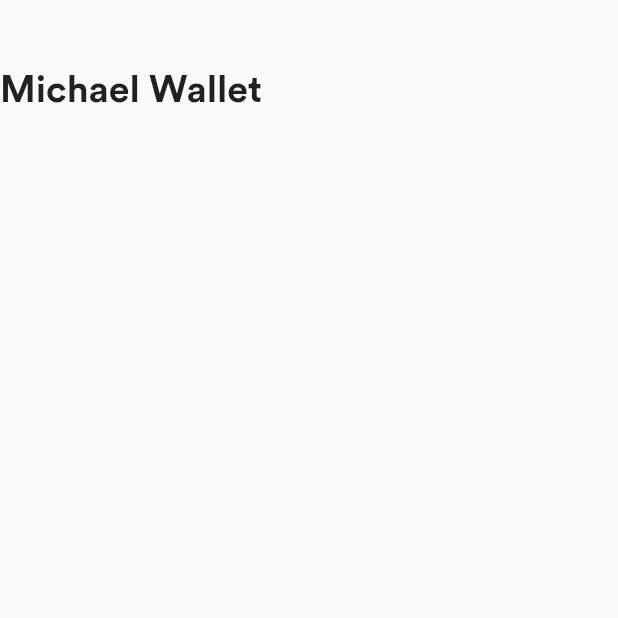
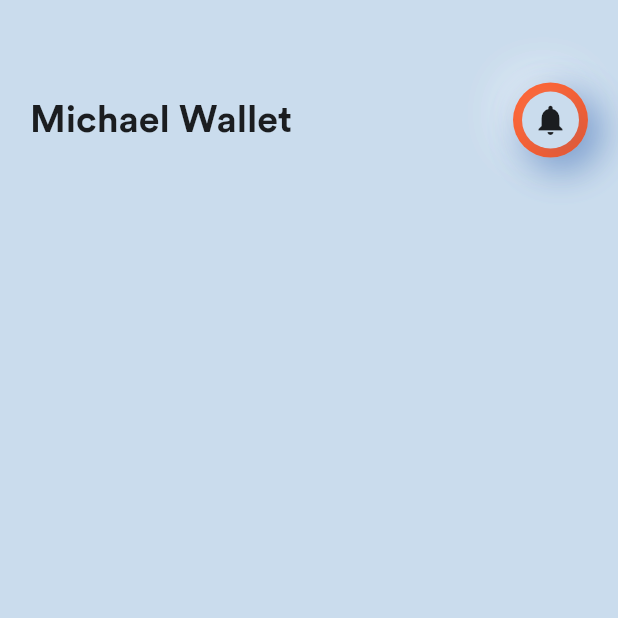
Before and after one commit to sameerkhan24/MyWalletUI, a Flutter app: the screen it shows after launch, on a phone screen of 412 x 824 dp, the top half of it. Run offline on Flutter 3.47's test engine with Material 2 defaults, Android fonts, the phone set to English and light mode, and no system bars.

Commit message:
App bar completed

```diff
--- a/lib/main.dart
+++ b/lib/main.dart
@@ -1,4 +1,6 @@
 import 'package:flutter/material.dart';
+import 'package:mywalletui/data.dart';
+import 'package:mywalletui/widgets/cardSection.dart';
 import 'package:mywalletui/widgets/header.dart';
 
 void main() {
@@ -15,13 +17,15 @@ class HomePage extends StatelessWidget {
   @override
   Widget build(BuildContext context) {
     return Scaffold(
+      backgroundColor: primaryColor,
       body: Column(
         children: [
+          SizedBox(height: 20,),
           Container(
             height: 120,
             child: WalletHeader(),
           ),
-          Expanded(child: Container()),
+          const Expanded(child: CardSection()),
           Expanded(child: Container())
         ],
       ),
--- /dev/null
+++ b/lib/widgets/cardsection.dart
@@ -0,0 +1,13 @@
+import 'package:flutter/material.dart';
+class CardSection extends StatelessWidget {
+  const CardSection({ Key? key }) : super(key: key);
+
+  @override
+  Widget build(BuildContext context) {
+    return Column(
+      children: [
+
+      ],
+    );
+  }
+}
--- a/lib/widgets/header.dart
+++ b/lib/widgets/header.dart
@@ -1,4 +1,5 @@
 import 'package:flutter/material.dart';
+import 'package:mywalletui/data.dart';
 
 class WalletHeader extends StatelessWidget {
   const WalletHeader({ Key? key }) : super(key: key);
@@ -6,10 +7,36 @@ class WalletHeader extends StatelessWidget {
   @override
   Widget build(BuildContext context) {
     return Container(
+      margin: const EdgeInsets.symmetric(horizontal: 20),
       child: Row(
+        mainAxisAlignment: MainAxisAlignment.spaceBetween,
         children: [
-          Text('Michael Wallet',style: TextStyle(fontSize: 25,fontWeight: FontWeight.bold),)
+          Text('Michael Wallet',style: TextStyle(fontSize: 25,fontWeight: FontWeight.bold),),
+          Container(
+            height: 50,
+            width: 50,
+            decoration: BoxDecoration(boxShadow: customShadow,color: primaryColor,shape: BoxShape.circle),
+            child: Stack(
+              children: [
+                Center(
+                  child: Container(
+                    decoration: BoxDecoration(boxShadow: customShadow,color: Colors.deepOrange,shape: BoxShape.circle),
 
+                  ),
+                ),
+                Center(
+                  child: Container(
+                    margin: const EdgeInsets.all(6),
+                    decoration: BoxDecoration(boxShadow: customShadow,color: primaryColor,shape: BoxShape.circle),
+
+                  ),
+                ),
+                Center(
+                  child: Icon(Icons.notifications),
+                ),
+              ],
+            ),
+          ),
         ],
       ),
     );
```
